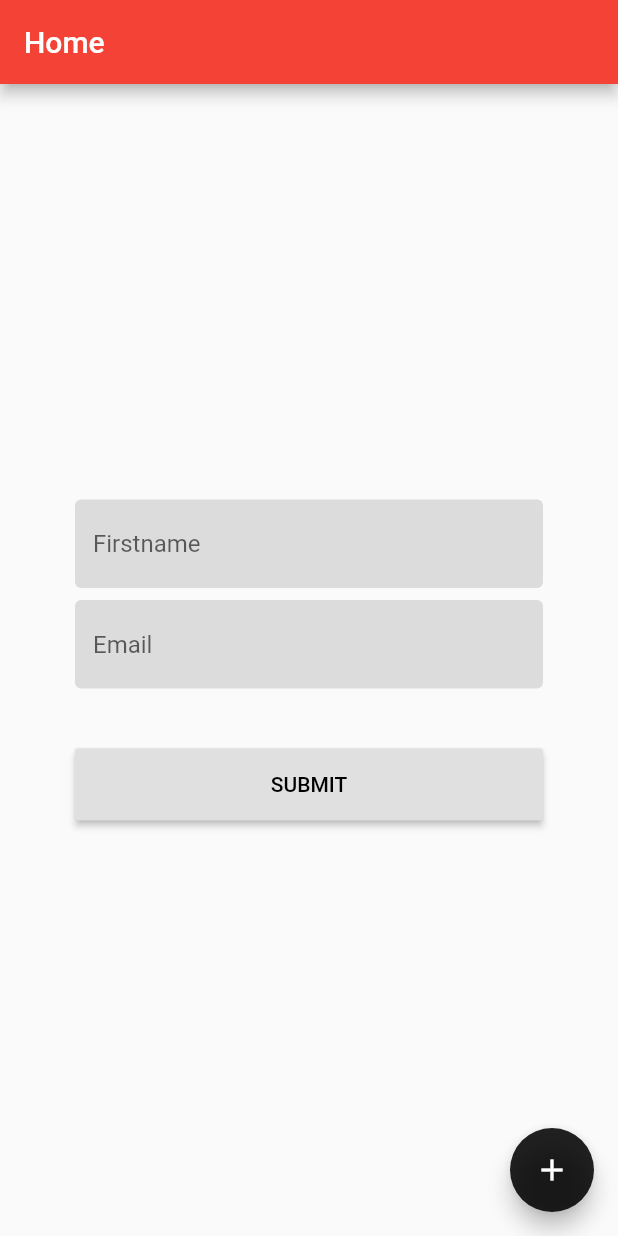
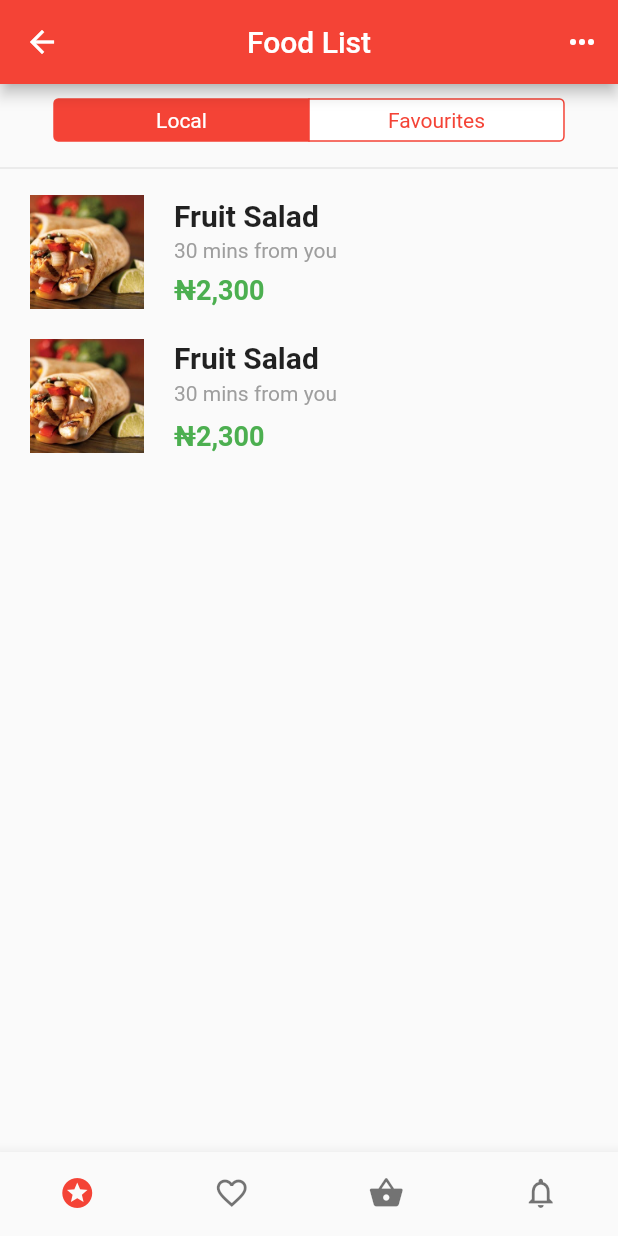
Before and after one commit to culjo/flutter-reusable-talk, a Flutter app: the screen it shows after launch, after a tap on the "add" icon, on a phone screen of 412 x 824 dp. Run offline on Flutter 3.47's test engine with Material 2 defaults, Android fonts, the phone set to English and light mode, and no system bars; our stand-ins replace shared_preferences; missing offline and left inert: vibrate.

Commit message:
another one

```diff
--- /dev/null
+++ b/lib/ui/screens/foodlist/food_list_screen.dart
@@ -0,0 +1,163 @@
+import 'package:flutter/cupertino.dart';
+import 'package:flutter/material.dart';
+
+class FoodListScreen extends StatefulWidget {
+  @override
+  State<StatefulWidget> createState() => _FoodListScreenState();
+}
+
+class _FoodListScreenState extends State<FoodListScreen> {
+  @override
+  Widget build(BuildContext context) {
+    return Scaffold(
+
+      bottomNavigationBar: BottomNavigationBar(
+        type: BottomNavigationBarType.fixed,
+        showSelectedLabels: false,
+        showUnselectedLabels: false,
+        items: [
+          BottomNavigationBarItem(icon: Icon(Icons.star_border, ), activeIcon: Icon(Icons.stars,), title: Text(""), ),
+          BottomNavigationBarItem(icon: Icon(Icons.favorite_border, ), title: Text(""), ),
+          BottomNavigationBarItem(icon: Icon(Icons.shopping_basket, ), title: Text(""), ),
+          BottomNavigationBarItem(icon: Icon(Icons.notifications_none, ), title: Text(""), ),
+        ],
+      ),
+
+
+      appBar: AppBar(
+        centerTitle: true,
+        title: Text("Food List"),
+        actions: <Widget>[
+          IconButton(icon: Icon(Icons.more_horiz), onPressed: () {}),
+        ],
+      ),
+      body: Container(
+        child: Column(
+          children: <Widget>[
+            Container(
+              padding: EdgeInsets.symmetric(horizontal: 20.0, vertical: 10.0),
+              width: double.infinity,
+              child: CupertinoSegmentedControl(
+                groupValue: 0,
+                children: <int, Widget>{
+                  0: Text("Local"),
+                  1: Text("Favourites")
+                },
+                onValueChanged: (int val) {},
+              ),
+            ),
+            Divider(),
+            Expanded(
+              child: ListView(
+                children: <Widget>[
+                  Container(
+                    padding: EdgeInsets.symmetric(horizontal: 20.0, vertical: 10.0),
+                    child: Row(
+                      children: <Widget>[
+                        Image.asset(
+                          "images/photo1.jpeg",
+                          width: 76,
+                          height: 76,
+                          fit: BoxFit.cover,
+                        ),
+
+                        Expanded(
+                          child: Container(
+                            margin: EdgeInsets.only(left: 20),
+                            child: Column(
+                              crossAxisAlignment: CrossAxisAlignment.start,
+                              children: <Widget>[
+                                Text(
+                                  "Fruit Salad",
+                                  style: TextStyle(
+                                    fontSize: 20,
+                                    fontWeight: FontWeight.w600,
+                                  ),
+                                ),
+                                SizedBox(
+                                  height: 4.0,
+                                ),
+                                Text(
+                                  "30 mins from you",
+                                  style: TextStyle(
+                                      fontSize: 14,
+                                      fontWeight: FontWeight.w400,
+                                      color: Colors.grey),
+                                ),
+                                SizedBox(
+                                  height: 8.0,
+                                ),
+                                Text(
+                                  "\u20A62,300",
+                                  style: TextStyle(
+                                      fontSize: 18,
+                                      fontWeight: FontWeight.bold,
+                                      color: Colors.green),
+                                ),
+                              ],
+                            ),
+                          ),
+                        ),
+                      ],
+                    ),
+                  ),
+                  Container(
+                    padding: EdgeInsets.symmetric(horizontal: 20.0, vertical: 10.0),
+                    child: Row(
+                      children: <Widget>[
+                        Image.asset(
+                          "images/photo1.jpeg",
+                          width: 76,
+                          height: 76,
+                          fit: BoxFit.cover,
+                        ),
+
+                        Expanded(
+                          child: Container(
+                            margin: EdgeInsets.only(left: 20),
+                            child: Column(
+                              crossAxisAlignment: CrossAxisAlignment.start,
+                              children: <Widget>[
+                                Text(
+                                  "Fruit Salad",
+                                  style: TextStyle(
+                                    fontSize: 20,
+                                    fontWeight: FontWeight.w600,
+                                  ),
+                                ),
+                                SizedBox(
+                                  height: 4.0,
+                                ),
+                                Text(
+                                  "30 mins from you",
+                                  style: TextStyle(
+                                      fontSize: 14,
+                                      fontWeight: FontWeight.w400,
+                                      color: Colors.grey),
+                                ),
+                                SizedBox(
+                                  height: 10.0,
+                                ),
+                                Text(
+                                  "\u20A62,300",
+                                  style: TextStyle(
+                                      fontSize: 18,
+                                      fontWeight: FontWeight.bold,
+                                      color: Colors.green),
+                                ),
+                              ],
+                            ),
+                          ),
+                        ),
+                      ],
+                    ),
+                  ),
+                ],
+              ),
+            ),
+          ],
+        ),
+      ),
+    );
+  }
+}
--- a/lib/screens/home/home_screen.dart
+++ b/lib/ui/screens/home/home_screen.dart
@@ -1,5 +1,6 @@
 import 'package:flutter/material.dart';
-import 'package:resuable_components_talk/views/commonwidgets/my_widgets.dart';
+import 'package:resuable_components_talk/ui/views/commonwidgets/my_widgets.dart';
+import 'package:resuable_components_talk/ui/views/logic/navigation_director.dart';
 
 class HomeScreen extends StatefulWidget {
   @override
@@ -63,7 +64,9 @@ class _HomeScreen extends State<HomeScreen> {
         ),
       ),
       floatingActionButton: FloatingActionButton(
-        onPressed: () {},
+        onPressed: () {
+          NavigatorDirector.of(context).openFoodList();
+        },
         tooltip: 'Increment',
         child: Icon(Icons.add),
       ), // This trailing comma makes auto-formatting nicer for build methods.
--- a/lib/views/logic/navigation_director.dart
+++ b/lib/ui/views/logic/navigation_director.dart
@@ -1,6 +1,7 @@
 import 'package:flutter/cupertino.dart';
 import 'package:flutter/material.dart';
-import 'package:resuable_components_talk/views/uimixins/ui_steroids.dart';
+import 'package:resuable_components_talk/ui/screens/foodlist/food_list_screen.dart';
+import 'package:resuable_components_talk/ui/views/uimixins/ui_steroids.dart';
 
 class NavigatorDirector with UiSteroids {
 
@@ -18,8 +19,8 @@ class NavigatorDirector with UiSteroids {
 
   }
 
-  openDriver() {
-//    navigateTo(context, )
+  openFoodList() {
+    navigateTo(context, FoodListScreen());
   }
 
 }
--- a/pubspec.yaml
+++ b/pubspec.yaml
@@ -43,9 +43,9 @@ flutter:
   uses-material-design: true
 
   # To add assets to your application, add an assets section, like this:
-  # assets:
-  #  - images/a_dot_burr.jpeg
-  #  - images/a_dot_ham.jpeg
+  assets:
+    - images/
+#    - images/a_dot_ham.jpeg
 
   # An image asset can refer to one or more resolution-specific "variants", see
   # https://flutter.dev/assets-and-images/#resolution-aware.
```
Also changed, not shown: lib/main.dart (+4 -3 lines), images/photo1.jpeg (added), images/photo2.jpeg (added), lib/ui/screens/home/home_screen_bloc.dart (renamed from lib/screens/home/home_screen_bloc.dart), lib/ui/screens/home/home_screen_model.dart (renamed from lib/screens/home/home_screen_model.dart), lib/ui/views/commonwidgets/bottom_navigation_bar.dart (renamed from lib/views/commonwidgets/bottom_navigation_bar.dart), lib/ui/views/commonwidgets/my_widgets.dart (renamed from lib/views/commonwidgets/my_widgets.dart), lib/ui/views/commonwidgets/progress_button.dart (renamed from lib/views/commonwidgets/progress_button.dart), lib/ui/views/theme/AppColors.dart (renamed from lib/views/theme/AppColors.dart), lib/ui/views/theme/AppTheme.dart (renamed from lib/views/theme/AppTheme.dart), lib/ui/views/uimixins/ui_steroids.dart (renamed from lib/views/uimixins/ui_steroids.dart), pubspec.lock, 1 other file.
